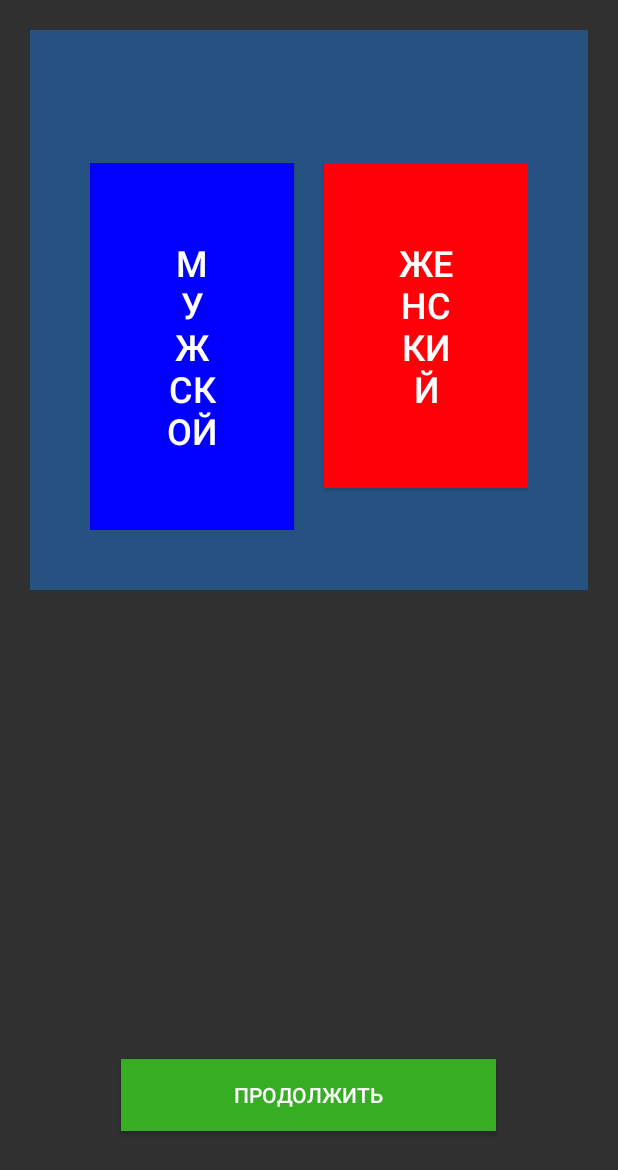
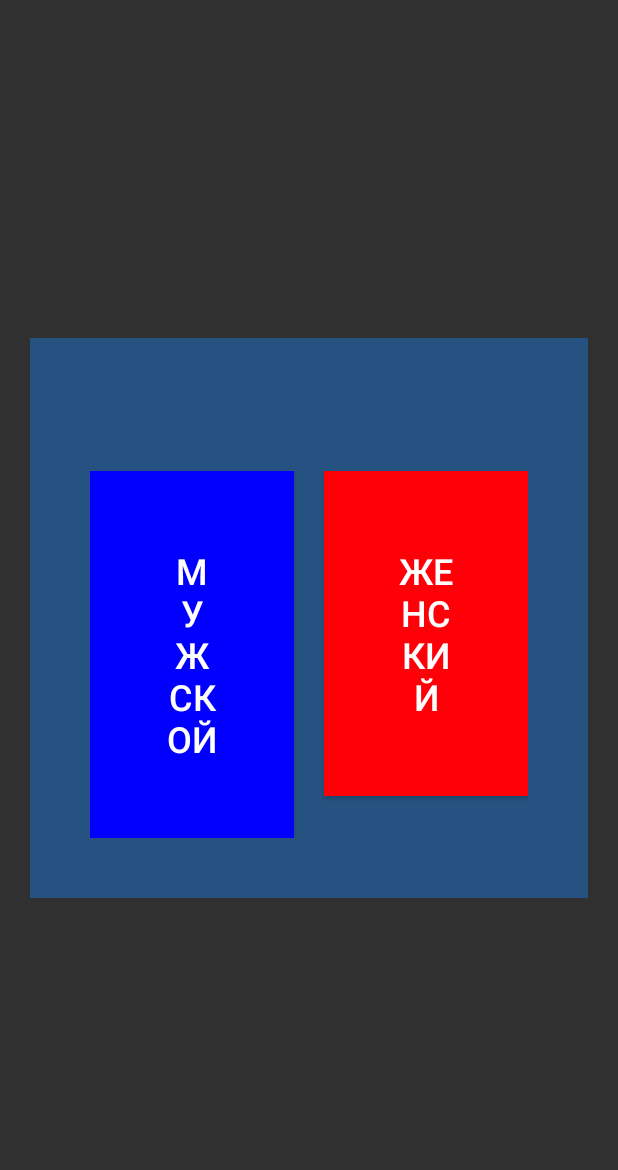
Before and after one commit to FlashA/Questionnaire, an Android app: the fragment FirstFragment placed in its activity, on a phone screen of 412 x 824 dp. Shown: the top 1170 px of the screen. Run offline under Robolectric (Android 15) with nearby library versions, the phone set to English and light mode, and no system bars; 4 statements that could not run were skipped.

Commit message:
first fragment fixed

```diff
--- a/app/src/main/java/com/flash/questionnaire/Fragments/FirstFragment.java
+++ b/app/src/main/java/com/flash/questionnaire/Fragments/FirstFragment.java
@@ -45,14 +45,6 @@ public class FirstFragment extends Fragment {
     }
 
     private void initButton(View view) {
-        button_next = (Button) view.findViewById(R.id.button_next);
-        button_next.setOnClickListener(new View.OnClickListener() {
-            @Override
-            public void onClick(View view) {
-                goFragment();
-            }
-        });
-
         button_f = (Button) view.findViewById(R.id.button_f);
         button_f.setOnClickListener(new View.OnClickListener() {
             @Override
--- a/app/src/main/res/layout/fragment_first.xml
+++ b/app/src/main/res/layout/fragment_first.xml
@@ -9,12 +9,11 @@
         android:orientation="vertical"
         android:layout_width="match_parent"
         android:layout_height="wrap_content"
-        android:layout_alignParentTop="true"
-        android:layout_alignParentLeft="true"
-        android:layout_alignParentStart="true"
         android:padding="20dp"
         android:background="@color/background_question"
-        android:id="@+id/linearLayout">
+        android:id="@+id/linearLayout"
+        android:layout_centerVertical="true"
+        android:layout_alignParentStart="true">
 
         <TextView
             android:layout_width="wrap_content"
@@ -61,16 +60,4 @@
     </LinearLayout>
 
 
-    <Button
-        android:layout_width="250dp"
-        android:layout_height="wrap_content"
-        android:text="Продолжить"
-        android:id="@+id/button_next"
-        android:onClick="next"
-        android:background="@color/button_green"
-        android:textColor="@color/text_main"
-        android:layout_margin="50dp"
-        android:layout_alignParentBottom="true"
-        android:layout_centerHorizontal="true" />
-
 </RelativeLayout>
```
